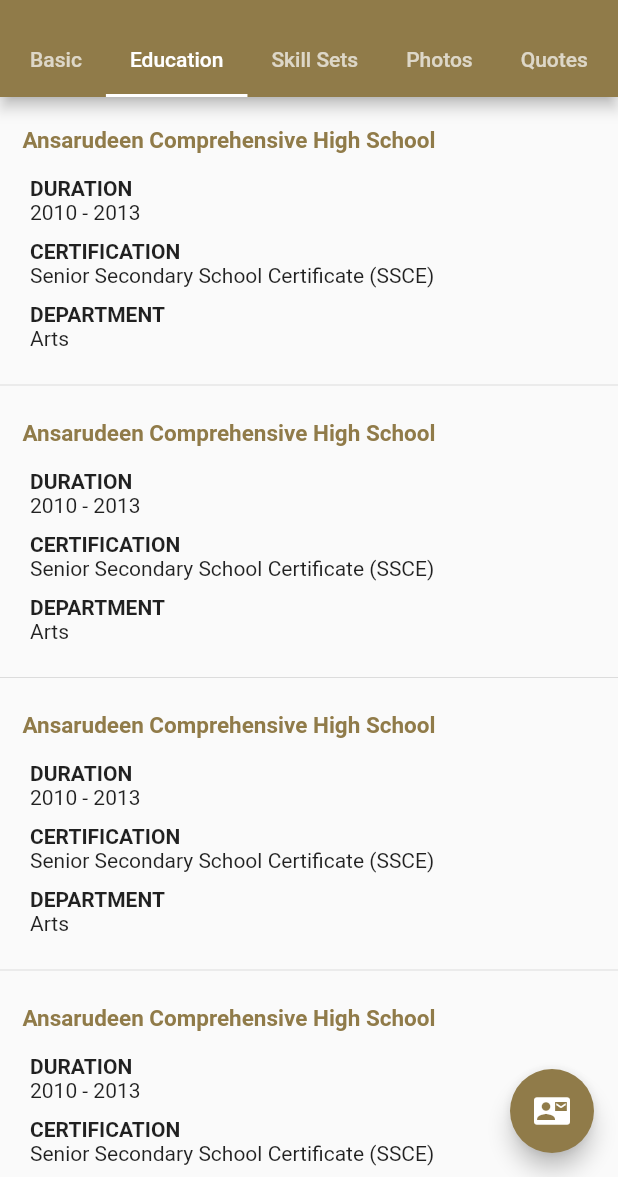
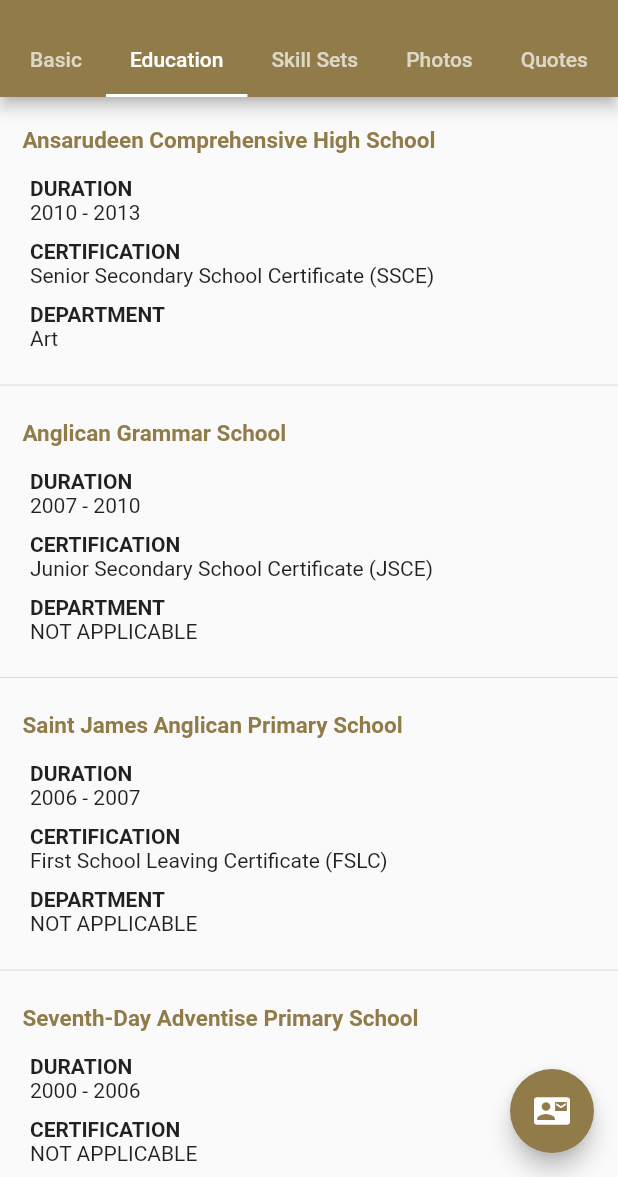
Before and after one commit to horlarme/lawal_oladipupo, a Flutter app: the FirstPage screen opened by its route, tab 2 chosen, on a phone screen of 412 x 824 dp, the part 59-1236 px from its top. Run offline on Flutter 3.47's test engine with Material 2 defaults, Android fonts, the phone set to English and light mode, and no system bars; missing offline and left inert: countdown.

Commit message:
Completed Education tab

```diff
--- a/lib/screens/TabViews/EducationTabView.dart
+++ b/lib/screens/TabViews/EducationTabView.dart
@@ -8,10 +8,30 @@ class EducationTabView extends StatefulWidget {
 
 class _EducationTabView extends State<EducationTabView> {
   List<Widget> _data = [
-    EducationListItem(),
-    EducationListItem(),
-    EducationListItem(),
-    EducationListItem(),
+    EducationListItem(
+      school: "Ansarudeen Comprehensive High School",
+      certification: "Senior Secondary School Certificate (SSCE)",
+      department: "Art",
+      duration: "2010 - 2013",
+    ),
+    EducationListItem(
+      school: "Anglican Grammar School",
+      certification: "Junior Secondary School Certificate (JSCE)",
+      department: "NOT APPLICABLE",
+      duration: "2007 - 2010",
+    ),
+    EducationListItem(
+      school: "Saint James Anglican Primary School",
+      certification: "First School Leaving Certificate (FSLC)",
+      department: "NOT APPLICABLE",
+      duration: "2006 - 2007",
+    ),
+    EducationListItem(
+      school: "Seventh-Day Adventise Primary School",
+      certification: "NOT APPLICABLE",
+      department: "NOT APPLICABLE",
+      duration: "2000 - 2006",
+    ),
   ];
 
   @override
--- a/lib/widgets/EducationListItem.dart
+++ b/lib/widgets/EducationListItem.dart
@@ -3,6 +3,19 @@ import 'package:flutter/widgets.dart';
 import '../config/Colors.dart';
 
 class EducationListItem extends StatelessWidget {
+  final String school;
+  final String duration;
+  final String certification;
+  final String department;
+
+  const EducationListItem(
+      {Key key,
+      this.school,
+      this.duration,
+      this.certification,
+      this.department})
+      : super(key: key);
+
   @override
   Widget build(BuildContext context) {
     return new Column(
@@ -12,7 +25,7 @@ class EducationListItem extends StatelessWidget {
         Padding(
           padding: EdgeInsets.only(top: 15, left: 15, bottom: 0, right: 15),
           child: Text(
-            "Ansarudeen Comprehensive High School",
+            school,
             style: TextStyle(
                 fontSize: 15, color: ascentColor, fontWeight: FontWeight.bold),
           ),
@@ -29,7 +42,7 @@ class EducationListItem extends StatelessWidget {
                           "Duration".toUpperCase(),
                           style: TextStyle(fontWeight: FontWeight.bold),
                         ),
-                        Text("2010 - 2013")
+                        Text(duration)
                       ])),
               Padding(
                   padding: EdgeInsets.symmetric(horizontal: 10, vertical: 5),
@@ -40,7 +53,7 @@ class EducationListItem extends StatelessWidget {
                           "Certification".toUpperCase(),
                           style: TextStyle(fontWeight: FontWeight.bold),
                         ),
-                        Text("Senior Secondary School Certificate (SSCE)")
+                        Text(certification)
                       ])),
               Padding(
                   padding: EdgeInsets.symmetric(horizontal: 10, vertical: 5),
@@ -51,7 +64,7 @@ class EducationListItem extends StatelessWidget {
                           "Department".toUpperCase(),
                           style: TextStyle(fontWeight: FontWeight.bold),
                         ),
-                        Text("Arts")
+                        Text(department)
                       ]))
             ]))
       ],
```
